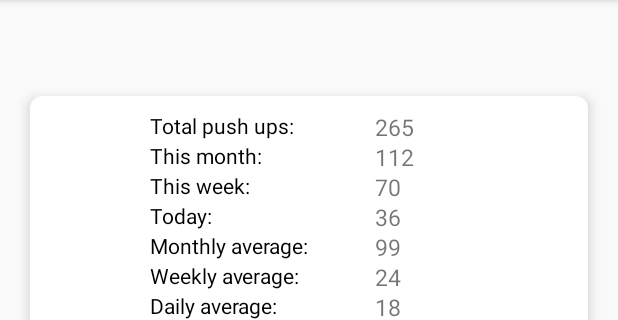
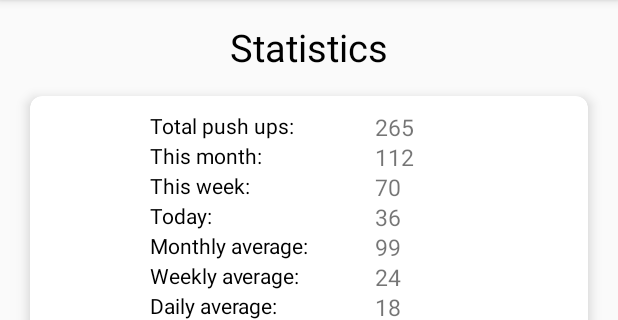
Before and after one commit to salaheddine28/AndroidStudioMyOut, an Android app: the Charts screen opened directly, with no data from a screen before it, on a phone screen of 412 x 824 dp, the part 84-404 px from its top. Run offline under Robolectric (Android 15) with nearby library versions, the light colour scheme and no system bars; libraries missing offline, so code that uses them is left out: com.anychart, com.anychart.chart; plain views replace AnyChartView; 12 statements that could not run were skipped.

Commit message:
chart title

```diff
--- a/app/src/main/res/layout/activity_charts.xml
+++ b/app/src/main/res/layout/activity_charts.xml
@@ -5,6 +5,15 @@
     android:layout_width="match_parent"
     android:layout_height="match_parent"
     tools:context=".Charts">
+
+    <TextView
+        android:layout_marginTop="70dp"
+        android:textColor="@color/black"
+        android:textSize="25dp"
+        android:layout_centerHorizontal="true"
+        android:text="Statistics"
+        android:layout_width="wrap_content"
+        android:layout_height="wrap_content"/>
 
 
 
```
